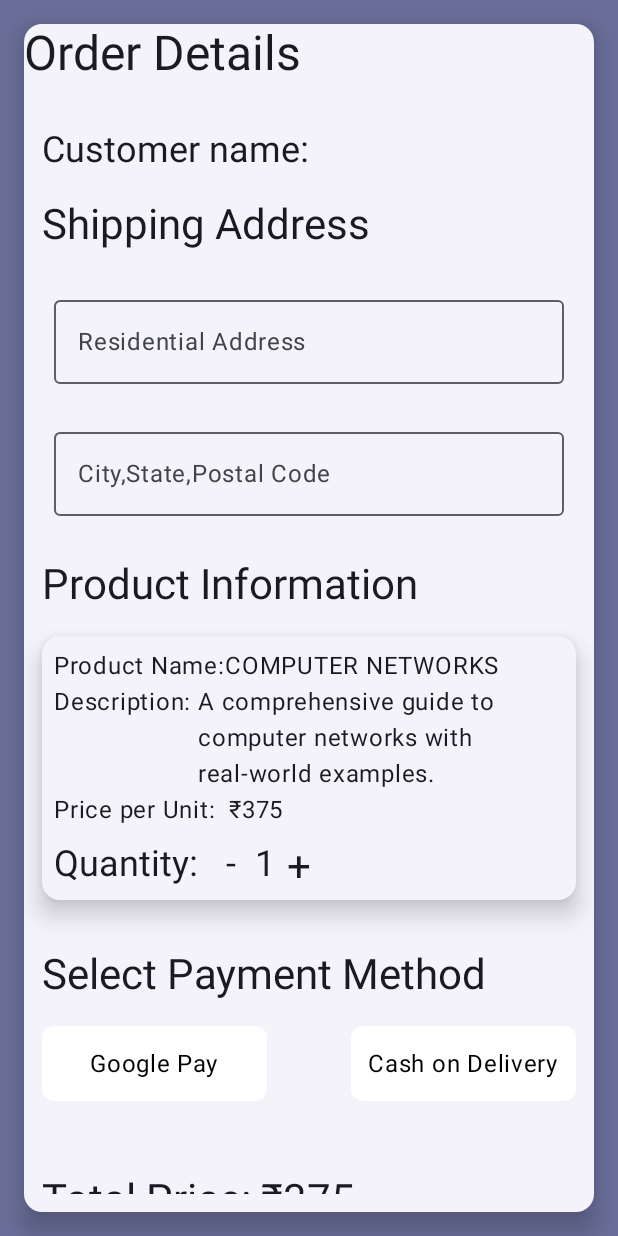
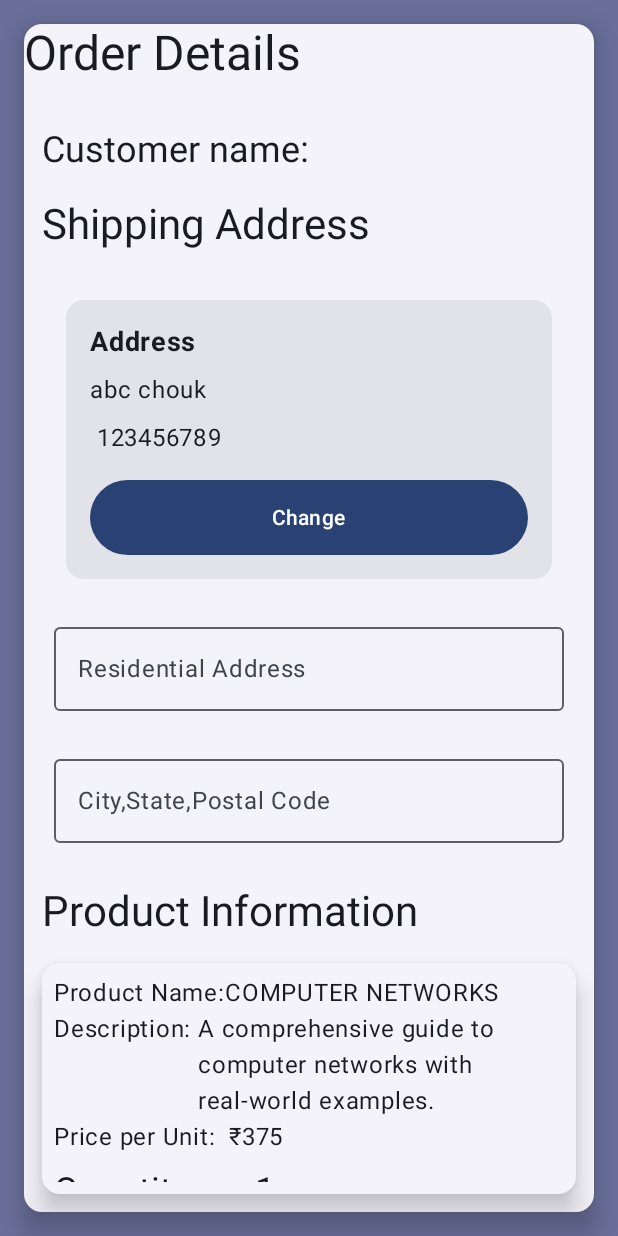
Before and after one commit to Harshsch/Bookmart, an Android app built with Jetpack Compose: the composable BuyNowPage called with sample values from the repository, on a phone screen of 412 x 824 dp. Run offline under Robolectric (Android 15) with nearby library versions, the phone set to English and light mode, and no system bars; our stand-ins replace Firebase (no records; nobody signed in at launch, a user with empty details on screens opened directly); 1 statement that could not run was skipped.

Commit message:
saved address

```diff
--- a/app/src/main/java/com/example/bookmart/AllScreens/HomeScreen/BuyNowScreen.kt
+++ b/app/src/main/java/com/example/bookmart/AllScreens/HomeScreen/BuyNowScreen.kt
@@ -15,6 +15,7 @@ import androidx.compose.foundation.layout.width
 import androidx.compose.foundation.layout.wrapContentSize
 import androidx.compose.foundation.shape.RoundedCornerShape
 import androidx.compose.material3.Button
+import androidx.compose.material3.Card
 import androidx.compose.material3.CardDefaults
 import androidx.compose.material3.ElevatedCard
 import androidx.compose.material3.ExperimentalMaterial3Api
@@ -32,7 +33,9 @@ import androidx.compose.ui.Modifier
 import androidx.compose.ui.graphics.Color
 import androidx.compose.ui.platform.LocalFocusManager
 import androidx.compose.ui.res.colorResource
+import androidx.compose.ui.text.font.FontWeight
 import androidx.compose.ui.unit.dp
+import androidx.compose.ui.unit.sp
 import androidx.lifecycle.viewmodel.compose.viewModel
 import androidx.navigation.NavController
 import com.example.bookmart.AllScreens.HomeScreen.UserProfile.isFormValid
@@ -111,12 +114,18 @@ fun BuyNowPage(navController: NavController,item: ListItem) {
                     style = MaterialTheme.typography.headlineMedium,
                     modifier = Modifier.padding(bottom = 16.dp)
                 )
+                AddressCard(
+                    address="abc chouk" ,
+                    phoneNumber= " 123456789",
+                   // onAddressChangeClick=
+                )
 
                 //AddressTextField("Name", name) { name = it }
                 AddressTextField("Residential Address", streetAddress) { streetAddress = it }
                 AddressTextField("City,State,Postal Code", city) { city = it }
 
                 Spacer(modifier = Modifier.height(12.dp))
+
 
                 // Product Information
                 Text(
@@ -361,3 +370,48 @@ fun AddressTextField(
 
     )
 }
+@Composable
+fun AddressCard(
+    address: String,
+    phoneNumber: String,
+  //  onAddressChangeClick: () -> Unit
+) {
+    Card(
+        modifier = Modifier
+            .fillMaxWidth()
+            .padding(16.dp),
+        //elevation = 4.dp
+    ) {
+        Column(
+            modifier = Modifier
+                .padding(16.dp)
+        ) {
+            Text(
+                text = "Address",
+                fontWeight = FontWeight.Bold,
+                fontSize = 18.sp
+            )
+            Text(
+                text = address,
+                fontSize = 16.sp,
+                modifier = Modifier.padding(top = 8.dp)
+            )
+            Text(
+                text = phoneNumber,
+                fontSize = 16.sp,
+                modifier = Modifier.padding(top = 8.dp)
+            )
+            Spacer(modifier = Modifier.height(16.dp))
+            Button(
+                onClick = {
+                   // onAddressChangeClick()
+                          },
+                modifier = Modifier
+                    .fillMaxWidth()
+                    .height(50.dp)
+            ) {
+                Text(text = "Change")
+            }
+        }
+    }
+}
--- a/app/src/main/java/com/example/bookmart/data/AddToCart/addToCartViewmodel.kt
+++ b/app/src/main/java/com/example/bookmart/data/AddToCart/addToCartViewmodel.kt
@@ -6,11 +6,14 @@ import com.google.firebase.auth.FirebaseAuth
 import com.google.firebase.database.FirebaseDatabase
 
 data class Address(
+    val id: Int? = 0,
     val name: String = "",
     val streetAddress: String = "",
     val city: String = "",
-    val mobileNumber: String? = null
+    val mobileNumber: String? = null,
+    val default: Boolean = false // Renamed from isDefault
 )
+
 
 data class CartItem(
     val id:Int =0,
```
Also changed, not shown: app/src/main/java/com/example/bookmart/AllScreens/HomeScreen/SettingScreen/SavedAddresses.kt (+113 -88 lines), app/src/main/java/com/example/bookmart/BottomNavigation.kt (+4 -40 lines).
